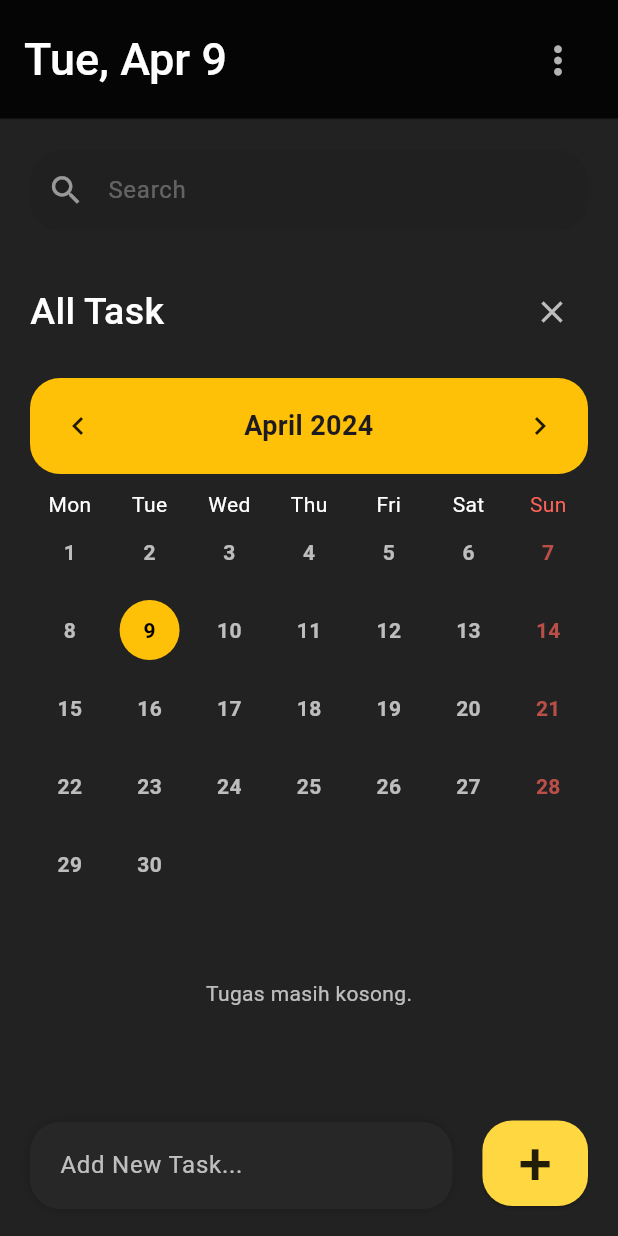
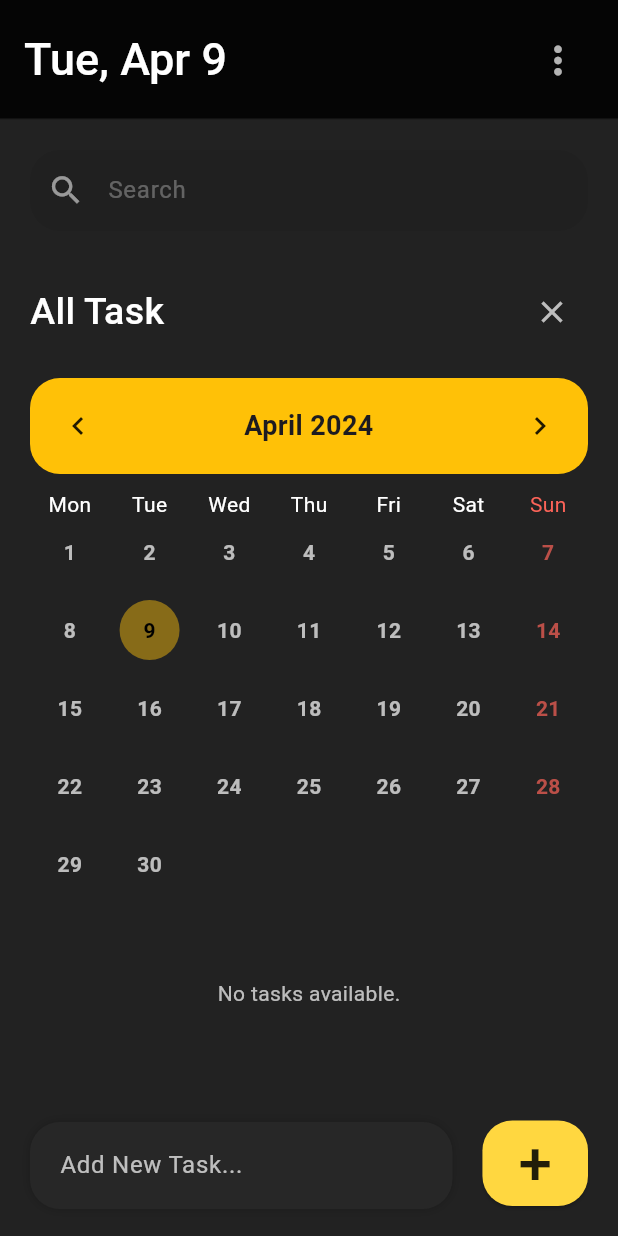
Before and after one commit to codewithwan/ToDoList-Flutter, a Flutter app: the screen it shows after launch, after a tap on the "calendar month" icon, on a phone screen of 412 x 824 dp. Run offline on Flutter 3.47's test engine with Material 3 defaults, Android fonts, the phone set to English and light mode, and no system bars; drawn by our look-alikes of table_calendar.

Commit message:
capek bet anjit

```diff
--- a/lib/main.dart
+++ b/lib/main.dart
@@ -9,7 +9,7 @@ void main() {
 class MyApp extends StatelessWidget {
   @override
   Widget build(BuildContext context) {
-    SystemChrome.setSystemUIOverlayStyle(SystemUiOverlayStyle.dark);
+    SystemChrome.setSystemUIOverlayStyle(SystemUiOverlayStyle.light);
     return MaterialApp(
       debugShowCheckedModeBanner: false,
       title: "To Do App",
--- a/lib/screens/home.dart
+++ b/lib/screens/home.dart
@@ -6,6 +6,8 @@ import '../model/todo.dart';
 import '../widgets/todo_item.dart';
 
 class Home extends StatefulWidget {
+  const Home({super.key});
+
   @override
   State<Home> createState() => _HomeState();
 }
@@ -17,19 +19,23 @@ class _HomeState extends State<Home> {
   bool _isCalendar = false; // default = false
   CalendarFormat _calendarFormat = CalendarFormat.month;
   DateTime _focusedDay = DateTime.now();
-  DateTime _selectedDay = DateTime.now();
+  DateTime? _selectedDay = DateTime.now();
   Map<DateTime, List<Event>> events = {};
   late final ValueNotifier<List<Event>> _selectedEvents;
+  DateTime? _isSelected;
+  late bool Function(DateTime) selectedDayPredicate;
 
   @override
+  // Initializes the state of the object. Copies the todosList to _foundToDo, sets _selectedDay to _focusedDay, and initializes _selectedEvents with events for the selected day.
   void initState() {
     super.initState();
     _foundToDo = todosList;
     _selectedDay = _focusedDay;
-    _selectedEvents = ValueNotifier(_getEventsForDay(_selectedDay));
+    _selectedEvents = ValueNotifier(_getEventsForDay(_selectedDay!));
   }
 
   @override
+  // Builds the main UI scaffold of the app, including the app bar, search box, task list, calendar, and add task functionality.
   Widget build(BuildContext context) {
     return Scaffold(
         backgroundColor: Colors.black87,
@@ -37,7 +43,7 @@ class _HomeState extends State<Home> {
         body: Stack(
           children: [
             Container(
-              padding: EdgeInsets.symmetric(horizontal: 20, vertical: 20),
+              padding: const EdgeInsets.symmetric(horizontal: 20, vertical: 20),
               child: Column(
                 children: [
                   searchBox(),
@@ -45,11 +51,11 @@ class _HomeState extends State<Home> {
                       child: ListView(
                     children: [
                       Container(
-                        margin: EdgeInsets.only(top: 20, bottom: 20),
+                        margin: const EdgeInsets.only(top: 20, bottom: 20),
                         child: Row(
                           mainAxisAlignment: MainAxisAlignment.spaceBetween,
                           children: [
-                            Text(
+                            const Text(
                               "All Task",
                               style: TextStyle(
                                   fontSize: 25,
@@ -75,8 +81,11 @@ class _HomeState extends State<Home> {
                       Container(
                           child: todosList.isEmpty
                               ? Center(
-                                heightFactor: _isCalendar? 5 : 20,
-                                  child: Text("Tugas masih kosong.", style: TextStyle(color: Colors.white70),),
+                                  heightFactor: _isCalendar ? 5 : 20,
+                                  child: const Text(
+                                    "No tasks available.",
+                                    style: TextStyle(color: Colors.white70),
+                                  ),
                                 )
                               : Column(
                                   children: [
@@ -85,10 +94,10 @@ class _HomeState extends State<Home> {
                                         todo: todoo,
                                         onToDoChanged: _handleToDoChange,
                                         onDeleteItem: _deleteToDoItem,
-                                      ),
+                                      )
                                   ],
                                 )),
-                      SizedBox(
+                      const SizedBox(
                         height: 60,
                       )
                     ],
@@ -102,11 +111,11 @@ class _HomeState extends State<Home> {
                 children: [
                   Expanded(
                       child: Container(
-                    margin: EdgeInsets.only(left: 20, bottom: 12, right: 20),
-                    padding: EdgeInsets.symmetric(horizontal: 20, vertical: 5),
+                    margin: const EdgeInsets.only(left: 20, bottom: 12, right: 20),
+                    padding: const EdgeInsets.symmetric(horizontal: 20, vertical: 5),
                     decoration: BoxDecoration(
                       borderRadius: BorderRadius.circular(20),
-                      color: Color.fromARGB(255, 39, 39, 39),
+                      color: const Color.fromARGB(255, 39, 39, 39),
                       boxShadow: const [
                         BoxShadow(
                             color: Color.fromARGB(52, 0, 0, 0),
@@ -117,16 +126,16 @@ class _HomeState extends State<Home> {
                     ),
                     child: TextField(
                       controller: _todoController,
-                      style: TextStyle(color: Colors.white),
+                      style: const TextStyle(color: Colors.white),
                       cursorColor: Colors.amber,
-                      decoration: InputDecoration(
+                      decoration: const InputDecoration(
                           hintText: "Add New Task...",
                           hintStyle: TextStyle(color: Colors.white70),
                           border: InputBorder.none),
                     ),
                   )),
                   Container(
-                    margin: EdgeInsets.only(top: 5, bottom: 20, right: 20),
+                    margin: const EdgeInsets.only(top: 5, bottom: 20, right: 20),
                     // decoration: BoxDecoration(borderRadius: BorderRadius.circular(10)),
                     child: ElevatedButton(
                       style: ButtonStyle(
@@ -137,16 +146,15 @@ class _HomeState extends State<Home> {
                                   RoundedRectangleBorder(
                                       borderRadius:
                                           BorderRadius.circular(20)))),
-                      child: Text(
+                      child: const Text(
                         "+",
                         style: TextStyle(color: Colors.black87, fontSize: 40),
                       ),
                       onPressed: () {
-                        print(_selectedDay);
                         if (_todoController.text.isNotEmpty) {
                           _addToDoItem(_todoController.text);
                           events.addAll({
-                            _selectedDay: [Event(_todoController.text)]
+                            _selectedDay!: [Event(_todoController.text)]
                           });
                         }
                       },
@@ -159,14 +167,15 @@ class _HomeState extends State<Home> {
         ));
   }
 
+  // Builds and returns a Container widget containing a TableCalendar widget with specified properties and styles.
   Container _buildCalendar() {
     return Container(
-        margin: EdgeInsets.only(bottom: 10),
+        margin: const EdgeInsets.only(bottom: 10),
         child: TableCalendar(
           focusedDay: _focusedDay,
           firstDay: DateTime(2020),
           lastDay: DateTime(2030),
-          weekendDays: [DateTime.sunday],
+          weekendDays: const [DateTime.sunday],
           startingDayOfWeek: StartingDayOfWeek.monday,
           calendarFormat: _calendarFormat,
           availableCalendarFormats: {_calendarFormat: 'Month'},
@@ -174,16 +183,17 @@ class _HomeState extends State<Home> {
           headerStyle: HeaderStyle(
             titleCentered: true,
             titleTextStyle:
-                TextStyle(fontWeight: FontWeight.bold, fontSize: 18),
-            headerMargin: EdgeInsets.only(bottom: 10),
+                const TextStyle(fontWeight: FontWeight.bold, fontSize: 18),
+            headerMargin: const EdgeInsets.only(bottom: 10),
             decoration: BoxDecoration(
                 color: Colors.amber, borderRadius: BorderRadius.circular(20)),
           ),
-          daysOfWeekStyle: DaysOfWeekStyle(
+          daysOfWeekStyle: const DaysOfWeekStyle(
               weekdayStyle: TextStyle(color: Colors.white),
               weekendStyle: TextStyle(color: Color.fromARGB(255, 252, 99, 88))),
-          calendarStyle: CalendarStyle(
-            markerDecoration: BoxDecoration(color: Colors.purpleAccent, shape: BoxShape.circle),
+          calendarStyle: const CalendarStyle(
+              markerDecoration: BoxDecoration(
+                  color: Colors.purpleAccent, shape: BoxShape.circle),
               selectedTextStyle:
                   TextStyle(color: Colors.black, fontWeight: FontWeight.bold),
               selectedDecoration: BoxDecoration(
@@ -200,7 +210,7 @@ class _HomeState extends State<Home> {
                   TextStyle(color: Colors.white70, fontWeight: FontWeight.bold),
               todayTextStyle:
                   TextStyle(color: Colors.black, fontWeight: FontWeight.bold)),
-          selectedDayPredicate: (day) => isSameDay(_selectedDay, day),
+          selectedDayPredicate: (day) => isSameDay(_isSelected, day),
           onDaySelected: _onDaySelected,
           onFormatChanged: (format) {
             if (_calendarFormat != format) {
@@ -220,24 +230,41 @@ class _HomeState extends State<Home> {
     super.dispose();
   }
 
+  // A function that returns a predicate function to check if a given DateTime is the same as a selected DateTime.
+  bool Function(DateTime) getSelectedDayPredicate() {
+    return (day) => isSameDay(_isSelected, day);
+  }
+
+  // Updates the state and predicate based on the selected day and focused day.
+  void _updateStateAndPredicate(DateTime selectedDay, DateTime focusedDay) {
+    setState(() {
+      _selectedDay = selectedDay;
+      _focusedDay = focusedDay;
+      _selectedEvents.value = _getEventsForDay(selectedDay);
+    });
+    _isSelected = selectedDay;
+    selectedDayPredicate = getSelectedDayPredicate();
+  }
+
+  // A function that handles the selection of a day. It compares the selected day with the currently selected day and updates the state and predicate accordingly. If the selected day is the same as the focused day, it resets the selected day and predicate.
   void _onDaySelected(DateTime selectedDay, DateTime focusedDay) {
     if (!isSameDay(_selectedDay, selectedDay)) {
+      _updateStateAndPredicate(selectedDay, focusedDay);
+    } else if (selectedDay == focusedDay) {
       setState(() {
-        _selectedDay = selectedDay;
-        _focusedDay = focusedDay;
-        _selectedEvents.value = _getEventsForDay(selectedDay);
+        _selectedDay = null;
       });
-    } else {
-      setState(() {
-        _selectedEvents.value = _getEventsForDay(selectedDay);
-      });
+      _isSelected = null;
+      selectedDayPredicate = getSelectedDayPredicate();
     }
   }
 
+  // Get the events for a specific day from the events map, returns an empty list if no events are found.
   List<Event> _getEventsForDay(DateTime day) {
     return events[day] ?? [];
   }
 
+  // This function filters the todosList based on the enteredKeyword and updates the _foundToDo state.
   void _runFilter(String enteredKeyword) {
     List<ToDo> results = [];
     if (enteredKeyword.isEmpty) {
@@ -255,8 +282,9 @@ class _HomeState extends State<Home> {
     });
   }
 
+  // Add a new to-do item to the todosList with the provided toDo text and the selected date. Clears the todoController after adding the item.
   void _addToDoItem(String toDo) {
-    var selectDate = _selectedDay;
+    var selectDate = _selectedDay!;
     String formatter = DateFormat.MMMEd().format(selectDate).toString();
     setState(() {
       todosList.add(ToDo(
@@ -267,6 +295,7 @@ class _HomeState extends State<Home> {
     _todoController.clear();
   }
 
+  // Handles the change of a ToDo item, toggling its 'isDone' property.
   void _handleToDoChange(ToDo todo) {
     setState(() {
       todo.isDone = !todo.isDone;
@@ -279,9 +308,10 @@ class _HomeState extends State<Home> {
     });
   }
 
+  // Builds and returns the app bar widget with specific styling and elements.
   AppBar _buildAppBar() {
     return AppBar(
-      shape: Border(bottom: BorderSide(color: Colors.white10)),
+      shape: const Border(bottom: BorderSide(color: Colors.white10)),
       elevation: 0,
       toolbarHeight: 80,
       backgroundColor: Colors.black87,
@@ -290,12 +320,12 @@ class _HomeState extends State<Home> {
         children: [
           Text(
             DateFormat.MMMEd().format(DateTime.now()),
-            style: TextStyle(
+            style: const TextStyle(
                 fontWeight: FontWeight.w500, fontSize: 30, color: Colors.white),
           ),
           IconButton(
               onPressed: () {},
-              icon: Icon(
+              icon: const Icon(
                 Icons.more_vert,
                 color: Colors.white70,
                 size: 30,
@@ -305,17 +335,18 @@ class _HomeState extends State<Home> {
     );
   }
 
+  // Creates a search box widget with a text field for user input, which triggers a filter function when the text is changed. The search box is contained within a styled container with specified margin and decoration.
   Widget searchBox() {
     return Container(
-      margin: EdgeInsets.only(bottom: 10),
+      margin: const EdgeInsets.only(bottom: 10),
       decoration: BoxDecoration(
-          color: Color.fromARGB(255, 32, 32, 32),
+          color: const Color.fromARGB(255, 32, 32, 32),
           borderRadius: BorderRadius.circular(20)),
       child: TextField(
         onChanged: (value) => _runFilter(value),
         cursorColor: Colors.amberAccent,
-        style: TextStyle(color: Colors.white, fontWeight: FontWeight.w400),
-        decoration: InputDecoration(
+        style: const TextStyle(color: Colors.white, fontWeight: FontWeight.w400),
+        decoration: const InputDecoration(
             hintText: "Search",
             hintStyle: TextStyle(color: Colors.white30),
             prefixIcon: Icon(
```
